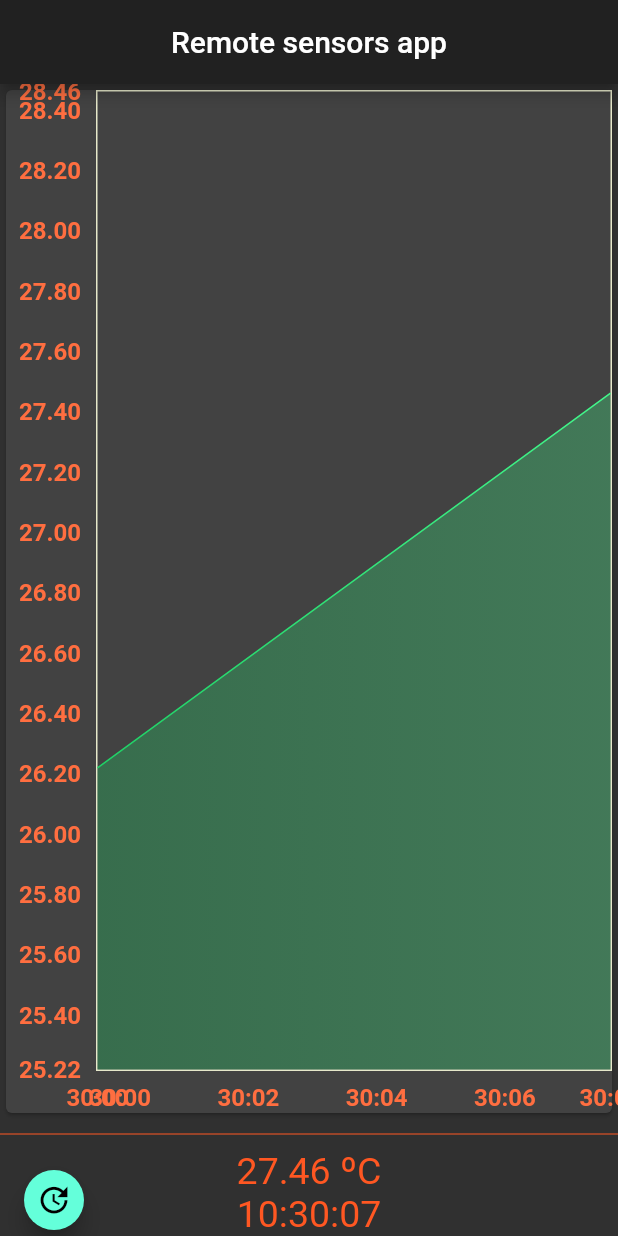
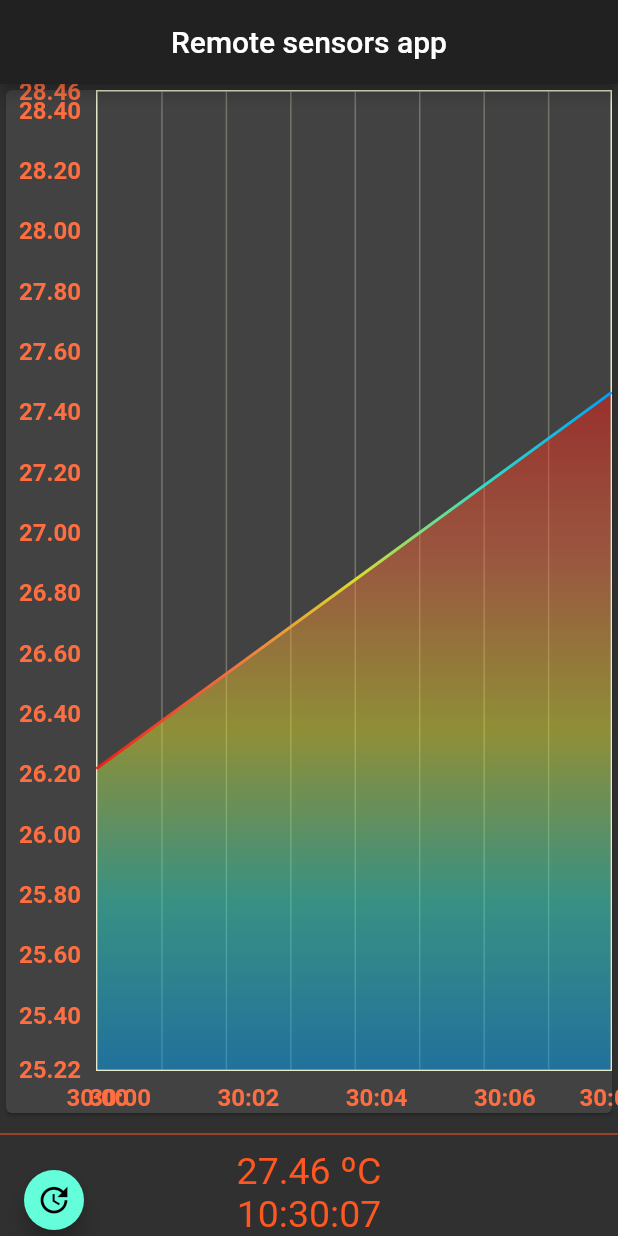
Before and after one commit to DA0HN/remote-sensors-app, a Flutter app: the screen it shows after launch, after a tap on the "update" icon, on a phone screen of 412 x 824 dp. Run offline on Flutter 3.47's test engine with Material 2 defaults, Android fonts, the phone set to English and light mode, and no system bars; drawn by our look-alikes of fl_chart; our stand-ins replace charts_flutter, get.

Commit message:
style: adiciona variação de cor de acordo com a temperatura

```diff
--- a/lib/module/sensor/widget/sensor_chart_fl.dart
+++ b/lib/module/sensor/widget/sensor_chart_fl.dart
@@ -13,9 +13,12 @@ class SensorChartFl extends StatelessWidget {
 
   final _lineColor = 0xffe6e8ca;
 
-  final List<Color> gradientColors = [
-    const Color(0xff1fd166),
-    const Color(0xff43f78b),
+  final List<Color> _gradientColors = [
+    const Color(0xFFED1F18),
+    const Color(0xFFF06E3E),
+    const Color(0xFFDBDB2C),
+    const Color(0xFF2FDEC4),
+    const Color(0xFF009FF5),
   ];
 
   @override
@@ -34,7 +37,7 @@ class SensorChartFl extends StatelessWidget {
         axisTitleData: _flAxisTitleData(),
         gridData: _flGridData(),
         borderData: _flBorderData(),
-        lineBarsData: [_lineChartBarData()],
+        lineBarsData: [_lineBarsData()],
       ),
     );
   }
@@ -69,18 +72,18 @@ class SensorChartFl extends StatelessWidget {
       show: true,
       getDrawingHorizontalLine: (value) {
         return FlLine(
-          color: Color(_lineColor).withOpacity(0.2),
+          color: Color(_lineColor).withOpacity(0.3),
           strokeWidth: 1,
         );
       },
       checkToShowHorizontalLine: (value) {
         return (value - config.minX) % config.leftTitlesInterval == 0;
       },
-      drawVerticalLine: false,
-      drawHorizontalLine: true,
+      // drawVerticalLine: true,
+      // drawHorizontalLine: true,
       getDrawingVerticalLine: (value) {
         return FlLine(
-          color: Color(_lineColor).withOpacity(0.2),
+          color: Color(_lineColor).withOpacity(0.3),
           strokeWidth: 1,
         );
       },
@@ -94,16 +97,23 @@ class SensorChartFl extends StatelessWidget {
     );
   }
 
-  LineChartBarData _lineChartBarData() {
+  LineChartBarData _lineBarsData() {
     return LineChartBarData(
       spots: this.data,
       isCurved: true,
-      colors: gradientColors,
-      barWidth: 1,
+      colors: _gradientColors,
+      colorStops: const [0.25, 0.5, 0.75],
+      gradientFrom: const Offset(0.5, 0),
+      gradientTo: const Offset(0.5, 1),
+      barWidth: 2,
+      isStrokeCapRound: true,
       dotData: FlDotData(show: false),
       belowBarData: BarAreaData(
         show: true,
-        colors: gradientColors.map((color) => color.withOpacity(0.3)).toList(),
+        colors: _gradientColors.map((color) => color.withOpacity(0.5)).toList(),
+        gradientColorStops: const [0.125, 0.25, 0.5, 0.75],
+        gradientFrom: const Offset(0.5, 0),
+        gradientTo: const Offset(0.5, 1),
       ),
     );
   }
```
